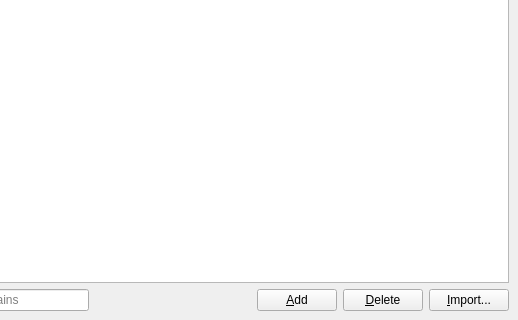
This is 2.x/UI/dooble_accepted_or_blocked_domains.ui in textbrowser/dooble as Qt 5 draws it before an edit; both pictures show x 82 to 600 and y 495 to 815 of the 600 by 815 pixel window. The edited form follows.
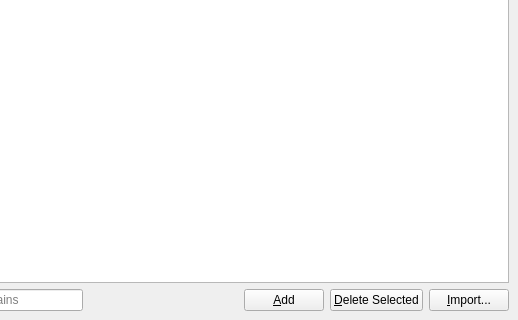
This is the edited form. Icons and pictures are not drawn. Custom widgets are drawn as their Qt base class.

Commit message: Remove selected exceptions.

Patch:
```diff
--- a/2.x/UI/dooble_accepted_or_blocked_domains.ui
+++ b/2.x/UI/dooble_accepted_or_blocked_domains.ui
@@ -266,7 +266,7 @@
       <item>
        <widget class="QPushButton" name="delete_rows">
         <property name="text">
-         <string>&amp;Delete</string>
+         <string>&amp;Delete Selected</string>
         </property>
        </widget>
       </item>
```
Left out of the diff: 4 changed lines with no effect on the pictures. The commit also changes 5 other files.
